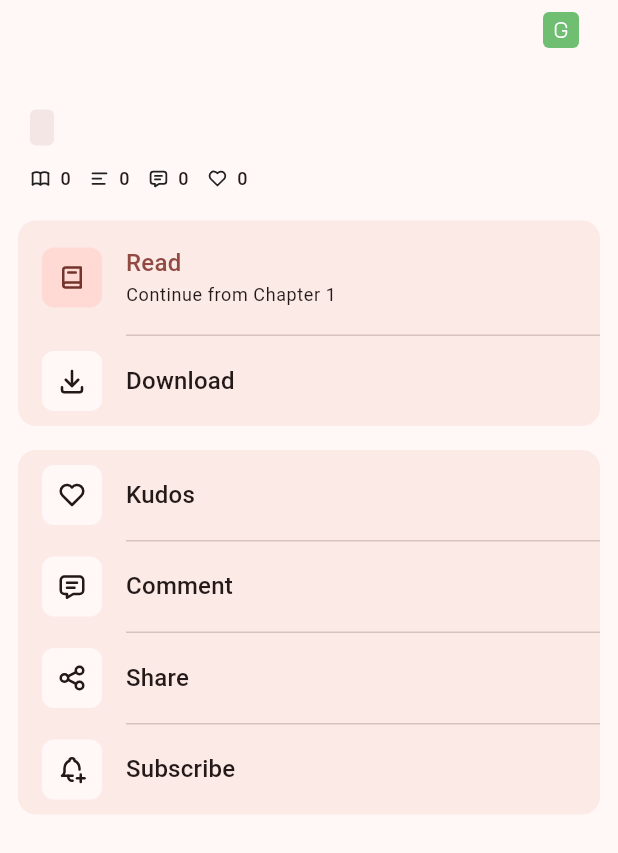
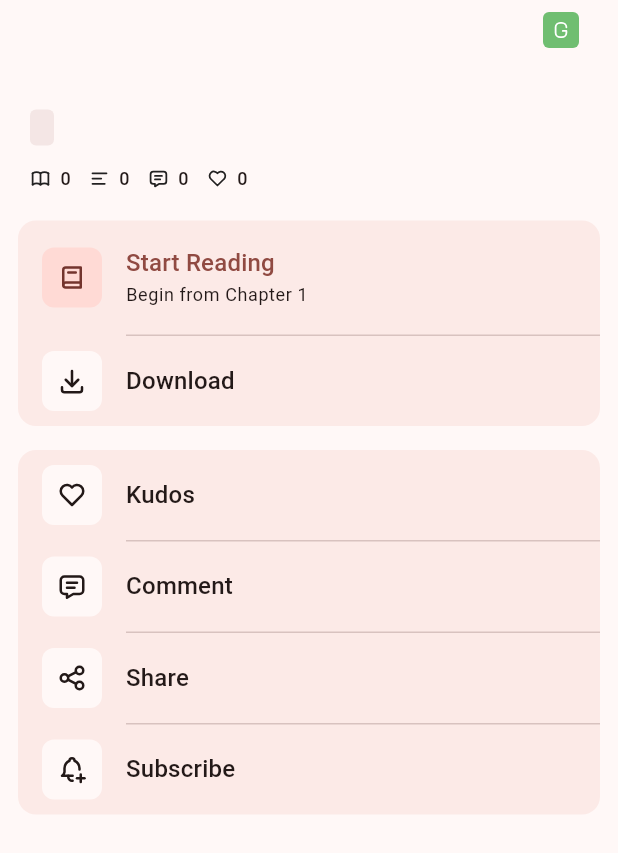
Before and after one commit to TenSeventy7/Archiverse, a Flutter app: the _WorkOptionsDialog widget shown alone on an empty page, opened directly with empty values, on a phone screen of 412 x 824 dp. Shown: the top 853 px of the screen. Run offline on Flutter 3.47's test engine with Material 3 defaults, Android fonts, the phone set to English and light mode, and no system bars; drawn by our look-alikes of dynamic_color; our stand-ins replace cached_network_image, device_info_plus, drift, flutter_tabler_icons, flutter_widget_from_html, google_fonts and 4 more; missing offline and left inert: enhanced_future_builder, flutter_floating_bottom_bar, relative_time; accounts and stored records are empty; generated files the repository leaves out were written again; statements that could not run were skipped; project files that could hold a hidden picture were left out.

Commit message:
dialogs/work_options: Connect work link to database
Add current saved chapter

Signed-off-by: John Vincent Corcega <git@tenseventyseven.xyz>

```diff
--- a/lib/dialogs/work_options.dart
+++ b/lib/dialogs/work_options.dart
@@ -3,22 +3,56 @@
  * This code is licensed under GNU GPL 3.0 or later. See LICENSE for details.
  * SPDX-License-Identifier: GPL-3.0-or-later
  */
-
+import 'package:archiverse/api.dart';
 import 'package:archiverse/components/compact_text_icon.dart';
 import 'package:archiverse/components/rating_badges.dart';
 import 'package:archiverse/dialogs/reader_settings_dialog.dart';
 import 'package:archiverse/extensions/context.dart';
+import 'package:archiverse/models/read_history.dart';
 import 'package:archiverse/models/work.dart';
 import 'package:archiverse/utils.dart';
+import 'package:archiverse/views/activity_reader.dart';
 import 'package:archiverse/views/activity_settings.dart';
 import 'package:archiverse/views/activity_work.dart';
 import 'package:flutter/material.dart';
 import 'package:flutter_tabler_icons/flutter_tabler_icons.dart';
 
-class _WorkOptionsDialog extends StatelessWidget {
+class _WorkOptionsDialog extends StatefulWidget {
   final Work work;
   final bool isReader; // Flag to indicate if this is for the reader activity
   const _WorkOptionsDialog({required this.work, this.isReader = false});
+
+  @override
+  State<_WorkOptionsDialog> createState() => _WorkOptionsDialogState();
+}
+
+class _WorkOptionsDialogState extends State<_WorkOptionsDialog> {
+  ReadHistory? _readHistory;
+  bool _isLoadingHistory = true;
+
+  @override
+  void initState() {
+    super.initState();
+    _loadReadHistory();
+  }
+
+  Future<void> _loadReadHistory() async {
+    try {
+      final history = await AppApi().getLatestReadHistory(widget.work);
+      if (mounted) {
+        setState(() {
+          _readHistory = history;
+          _isLoadingHistory = false;
+        });
+      }
+    } catch (e) {
+      if (mounted) {
+        setState(() {
+          _isLoadingHistory = false;
+        });
+      }
+    }
+  }
 
   @override
   Widget build(BuildContext context) {
@@ -41,18 +75,8 @@ class _WorkOptionsDialog extends StatelessWidget {
             clipBehavior: Clip.antiAlias,
             child: Column(
               children: [
-                if (!isReader) ...[
-                  _buildActionTile(
-                    context,
-                    icon: TablerIcons.book_2,
-                    title: 'Read',
-                    subtitle: 'Continue from Chapter ${null ?? 1}',
-                    isHighlighted: true,
-                    onTap: () {
-                      Navigator.pop(context);
-                      // Navigator.pushNamed(context, ReaderActivity.routeName, arguments: work);
-                    },
-                  ),
+                if (!widget.isReader) ...[
+                  _buildReadAction(context),
                 ] else ...[
                   _buildActionTile(
                     context,
@@ -64,7 +88,7 @@ class _WorkOptionsDialog extends StatelessWidget {
                       context.navigator.pop();
                       context.navigator.pushNamed(
                         WorkActivity.routeName,
-                        arguments: work,
+                        arguments: widget.work,
                       );
                     },
                   ),
@@ -131,7 +155,7 @@ class _WorkOptionsDialog extends StatelessWidget {
           ),
         ),
 
-        if (isReader) ...[
+        if (widget.isReader) ...[
           Padding(
             padding: const EdgeInsets.symmetric(horizontal: 12.0),
             child: Card(
@@ -161,6 +185,59 @@ class _WorkOptionsDialog extends StatelessWidget {
     );
   }
 
+  Widget _buildReadAction(BuildContext context) {
+    if (_isLoadingHistory) {
+      return _buildActionTile(
+        context,
+        icon: TablerIcons.book_2,
+        title: 'Read',
+        subtitle: 'Loading...',
+        isHighlighted: true,
+        onTap: () {},
+      );
+    }
+
+    if (_readHistory != null) {
+      final completionPercentage = (_readHistory!.completion * 100).toInt();
+      final chapterText = _readHistory!.chapter != null
+          ? 'Chapter ${_readHistory!.chapter!.chapter}'
+          : 'Beginning';
+
+      return _buildActionTile(
+        context,
+        icon: TablerIcons.book_2,
+        title: 'Continue Reading',
+        subtitle:
+            'Resume from $chapterText • ${completionPercentage}% complete',
+        isHighlighted: true,
+        onTap: () {
+          Navigator.pop(context);
+          Navigator.pushNamed(
+            context,
+            ReaderActivity.routeName,
+            arguments: {'work': widget.work, 'chapter': _readHistory!.chapter},
+          );
+        },
+      );
+    } else {
+      return _buildActionTile(
+        context,
+        icon: TablerIcons.book_2,
+        title: 'Start Reading',
+        subtitle: 'Begin from Chapter 1',
+        isHighlighted: true,
+        onTap: () {
+          Navigator.pop(context);
+          Navigator.pushNamed(
+            context,
+            ReaderActivity.routeName,
+            arguments: {'work': widget.work, 'chapter': null},
+          );
+        },
+      );
+    }
+  }
+
   Widget _buildWorkHeader(BuildContext context) {
     final colorScheme = Theme.of(context).colorScheme;
 
@@ -180,14 +257,14 @@ class _WorkOptionsDialog extends StatelessWidget {
                   crossAxisAlignment: CrossAxisAlignment.start,
                   children: [
                     Text(
-                      work.title,
+                      widget.work.title,
                       style: context.textTheme.titleLarge?.copyWith(
                         fontWeight: FontWeight.w600,
                       ),
                     ),
                     const SizedBox(height: 4),
                     Text(
-                      AppUtils.formatAuthorList(work.authors),
+                      AppUtils.formatAuthorList(widget.work.authors),
                       style: context.textTheme.bodyMedium?.copyWith(
                         color: colorScheme.onSurfaceVariant,
                       ),
@@ -195,7 +272,7 @@ class _WorkOptionsDialog extends StatelessWidget {
                   ],
                 ),
               ),
-              RatingBadges(work: work),
+              RatingBadges(work: widget.work),
             ],
           ),
 
@@ -209,7 +286,7 @@ class _WorkOptionsDialog extends StatelessWidget {
               borderRadius: BorderRadius.circular(4),
             ),
             child: Text(
-              AppUtils.formatFandomsList(work.fandoms),
+              AppUtils.formatFandomsList(widget.work.fandoms),
               style: context.textTheme.labelSmall?.copyWith(
                 color: colorScheme.primary,
                 fontWeight: FontWeight.w500,
@@ -284,10 +361,19 @@ class _WorkOptionsDialog extends StatelessWidget {
     return Row(
       spacing: 12.0,
       children: [
-        CompactTextIcon(icon: TablerIcons.book, statistic: work.chapters),
-        CompactTextIcon(icon: TablerIcons.align_left, statistic: work.words),
-        CompactTextIcon(icon: TablerIcons.message, statistic: work.comments),
-        CompactTextIcon(icon: TablerIcons.heart, statistic: work.kudos),
+        CompactTextIcon(
+          icon: TablerIcons.book,
+          statistic: widget.work.chapters,
+        ),
+        CompactTextIcon(
+          icon: TablerIcons.align_left,
+          statistic: widget.work.words,
+        ),
+        CompactTextIcon(
+          icon: TablerIcons.message,
+          statistic: widget.work.comments,
+        ),
+        CompactTextIcon(icon: TablerIcons.heart, statistic: widget.work.kudos),
       ],
     );
   }
```
